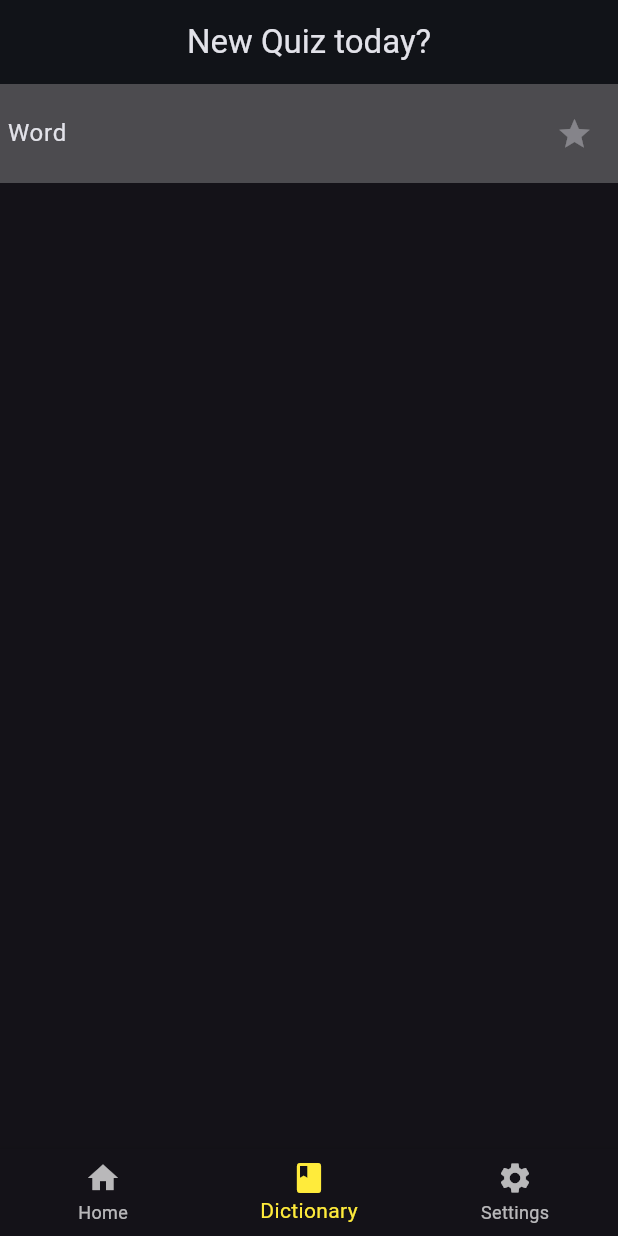
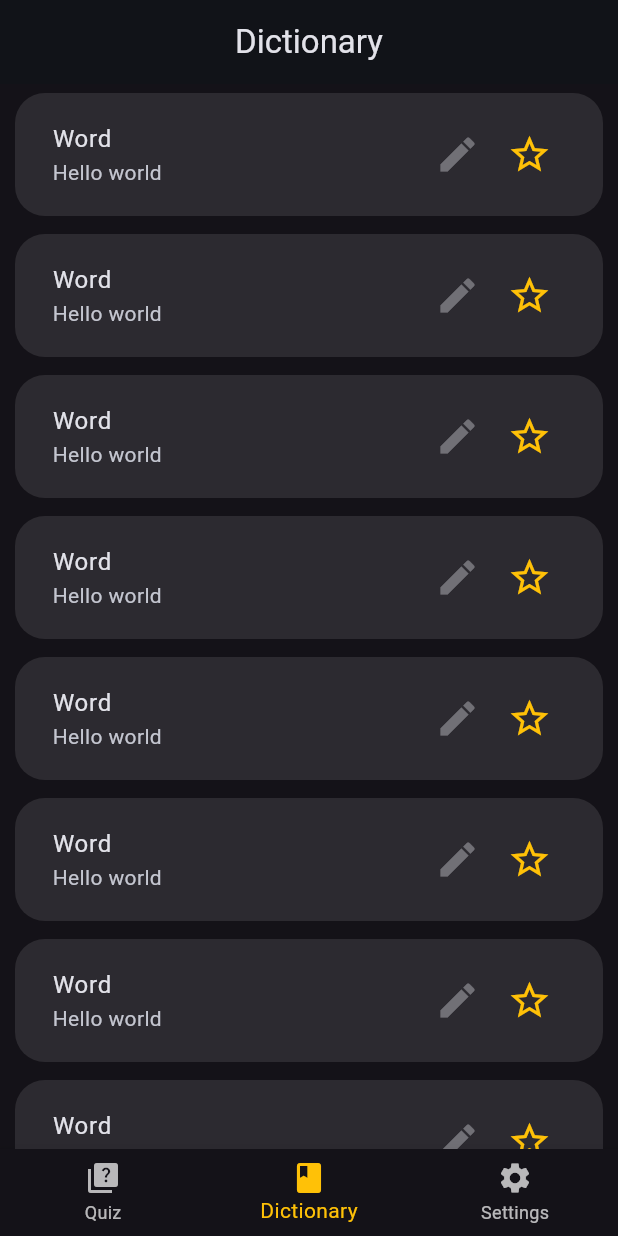
Before and after one commit to prudok/coriz, a Flutter app: the screen it shows after launch, item 2 of the bottom bar chosen, on a phone screen of 412 x 824 dp. Run offline on Flutter 3.47's test engine with Material 2 defaults, Android fonts, the phone set to English and light mode, and no system bars; our stand-ins replace flutter_swiper_view, freezed_annotation, go_router.

Commit message:
add useCases, repositories, files etc.

```diff
--- a/lib/config/themes/dark_blue_theme/dark_blue_theme.dart
+++ b/lib/config/themes/dark_blue_theme/dark_blue_theme.dart
@@ -9,4 +9,5 @@ final darkBlueColorScheme = ColorScheme.fromSeed(
 
 ThemeData darkBlueTheme() => ThemeData.dark(useMaterial3: true).copyWith(
       colorScheme: darkBlueColorScheme,
+      splashColor: Colors.transparent,
     );
--- a/lib/core/constants/app_colors.dart
+++ b/lib/core/constants/app_colors.dart
@@ -1,5 +1,8 @@
 import 'package:flutter/material.dart';
 
 class AppColors {
-  static Color primary = Colors.blueAccent;
+  static const Color primary = Colors.blueAccent;
+  static const Color secondary = Colors.amber;
+  static const Color lightGrey = Colors.white10;
+  static const Color green = Colors.green;
 }
--- a/lib/domain/entities/quiz/quiz.dart
+++ b/lib/domain/entities/quiz/quiz.dart
@@ -8,6 +8,7 @@ part 'quiz.g.dart';
 @freezed
 class Quiz with _$Quiz {
   const factory Quiz({
+    required String id,
     required String word,
     required String concept,
     required bool isLearned,
--- a/lib/presentation/views/dictionary_view.dart
+++ b/lib/presentation/views/dictionary_view.dart
@@ -1,5 +1,5 @@
 import 'package:flutter/material.dart';
-import 'package:quizzylite/presentation/widgets/quizzlite.dart';
+import '../widgets/quiz_tile.dart';
 
 class DictionaryView extends StatelessWidget {
   const DictionaryView({Key? key}) : super(key: key);
@@ -8,16 +8,26 @@ class DictionaryView extends StatelessWidget {
   @override
   Widget build(BuildContext context) {
     return Scaffold(
-      appBar: AppBar(
-        title: const Text('Your Dictionary'),
-        centerTitle: true,
-      ),
-      body: ListView.builder(
-        itemCount: 10,
-        itemBuilder: (_, __) {
-          return const QuizzLite();
-        },
-      ),
+      body: QuizListView(),
     );
   }
 }
+
+class QuizListView extends StatelessWidget {
+  const QuizListView({
+    super.key,
+  });
+
+  @override
+  Widget build(BuildContext context) {
+    return ListView.builder(
+      itemCount: 10,
+      itemBuilder: (context, index) {
+        return Container(
+          margin: const EdgeInsets.symmetric(horizontal: 10.0, vertical: 6.0),
+          child: QuizTile(),
+        );
+      },
+    );
+  }
+}
--- a/lib/presentation/views/home_view.dart
+++ b/lib/presentation/views/home_view.dart
@@ -1,8 +1,10 @@
 import 'package:flutter/material.dart';
 import 'package:flutter_swiper_view/flutter_swiper_view.dart';
+import 'package:quizzylite/presentation/views/dictionary_view.dart';
 
 import '../widgets/quiz_card.dart';
 import '../widgets/quiz_tile.dart';
+import '../../core/constants/app_colors.dart';
 
 class HomeView extends StatefulWidget {
   const HomeView({Key? key}) : super(key: key);
@@ -14,9 +16,14 @@ class HomeView extends StatefulWidget {
 
 class _HomeViewState extends State<HomeView> {
   int _selectedIndex = 0;
+  static const _viewsAppBarTitles = <Text>[
+    Text('Quiz'),
+    Text('Dictionary'),
+    Text('Settings'),
+  ];
   static const _viewsOptions = <Widget>[
     HomeListView(),
-    QuizTile(),
+    DictionaryView(),
     QuizTile(), //TODO: add settings view
   ];
 
@@ -30,15 +37,15 @@ class _HomeViewState extends State<HomeView> {
   Widget build(BuildContext context) {
     return Scaffold(
       appBar: AppBar(
-        title: const Text('New Quiz today?'),
+        title: _viewsAppBarTitles.elementAt(_selectedIndex),
         centerTitle: true,
       ),
       body: _viewsOptions.elementAt(_selectedIndex),
       bottomNavigationBar: BottomNavigationBar(
         items: const [
           BottomNavigationBarItem(
-            icon: Icon(Icons.home),
-            label: 'Home',
+            icon: Icon(Icons.quiz),
+            label: 'Quiz',
           ),
           BottomNavigationBarItem(
             icon: Icon(Icons.book),
@@ -50,7 +57,7 @@ class _HomeViewState extends State<HomeView> {
           )
         ],
         currentIndex: _selectedIndex,
-        selectedItemColor: Colors.yellow,
+        selectedItemColor: AppColors.secondary,
         onTap: _onItemTapped,
       ),
     );
@@ -65,7 +72,7 @@ class HomeListView extends StatelessWidget {
   @override
   Widget build(BuildContext context) {
     return ListView(
-      padding: const EdgeInsets.all(8.0),
+      padding: const EdgeInsets.all(5.0),
       children: [
         Swiper(
           itemWidth: MediaQuery.of(context).size.width,
--- a/lib/presentation/widgets/quiz_tile.dart
+++ b/lib/presentation/widgets/quiz_tile.dart
@@ -1,18 +1,59 @@
 import 'package:flutter/material.dart';
 
-class QuizTile extends StatelessWidget {
+import '../../core/constants/app_colors.dart';
+import '../../core/constants/app_text_styles.dart';
+
+class QuizTile extends StatefulWidget {
   const QuizTile({Key? key}) : super(key: key);
 
   @override
+  State<QuizTile> createState() => _QuizTileState();
+}
+
+class _QuizTileState extends State<QuizTile> {
+  bool _isFavoriteSelected = false;
+
+  @override
   Widget build(BuildContext context) {
-    return const ListTile(
-      title: Text('Word'),
-      tileColor: Colors.white24,
-      trailing: IconButton(
-        onPressed: null,
-        icon: Icon(Icons.star),
+    return ListTile(
+      title: const Text(
+        'Word',
+        style: AppTextStyles.bodyLarge,
       ),
-      contentPadding: EdgeInsets.all(5.0),
+      subtitle: const Text(
+        'Hello world',
+        style: AppTextStyles.bodyMedium,
+        softWrap: true,
+      ),
+      tileColor: AppColors.lightGrey,
+      trailing: Wrap(
+        children: [
+          const IconButton(
+            onPressed: null,
+            icon: Icon(
+              Icons.edit,
+              size: 30,
+            ),
+          ),
+          IconButton(
+            onPressed: () {
+              setState(() {
+                _isFavoriteSelected = !_isFavoriteSelected;
+              });
+            },
+            icon: Icon(
+              _isFavoriteSelected ? Icons.star : Icons.star_border_outlined,
+              size: 30,
+              color: AppColors.secondary,
+            ),
+          ),
+        ],
+      ),
+      shape: RoundedRectangleBorder(
+        borderRadius: BorderRadius.circular(20),
+      ),
+      contentPadding:
+          const EdgeInsets.symmetric(vertical: 5.0, horizontal: 25.0),
     );
   }
 }
--- a/pubspec.yaml
+++ b/pubspec.yaml
@@ -40,6 +40,7 @@ dependencies:
   freezed_annotation: ^2.2.0
   json_annotation: ^4.8.0
   go_router: ^6.5.1
+  dartz: ^0.10.1
 
 dev_dependencies:
   flutter_test:
```
Also changed, not shown: lib/domain/entities/quiz/quiz.freezed.dart, lib/domain/entities/quiz/quiz.g.dart, pubspec.lock.
